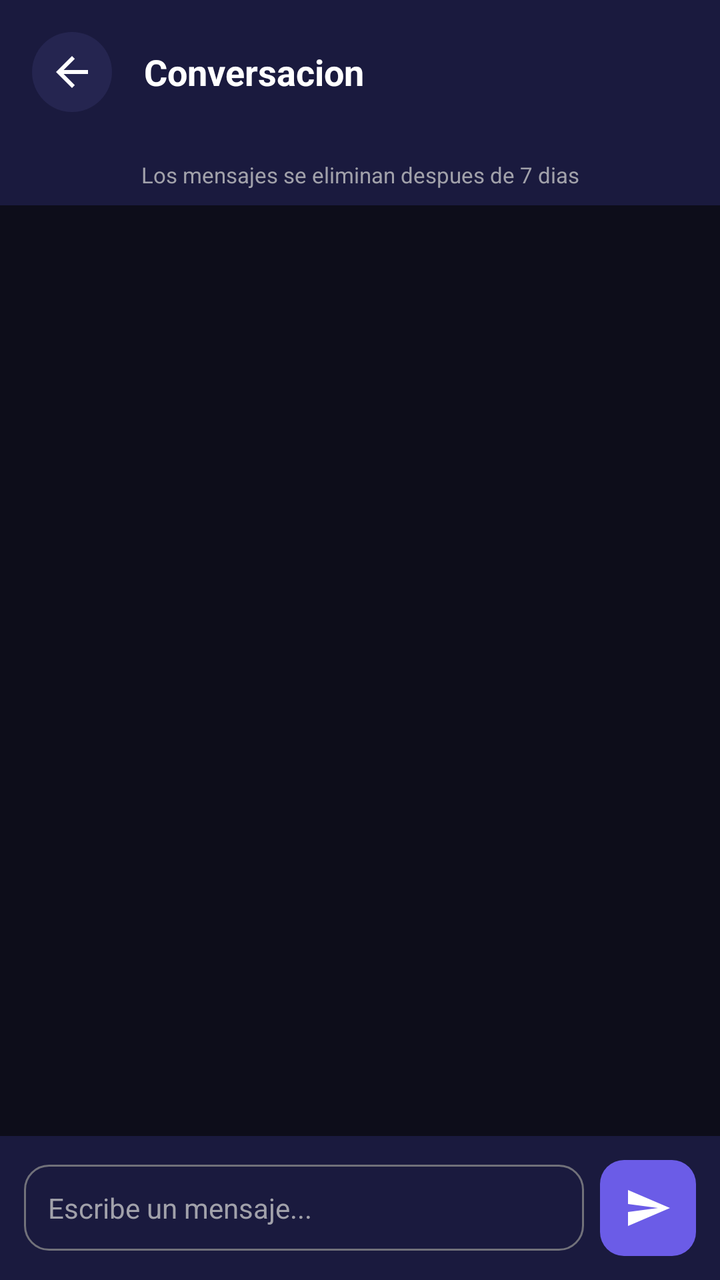
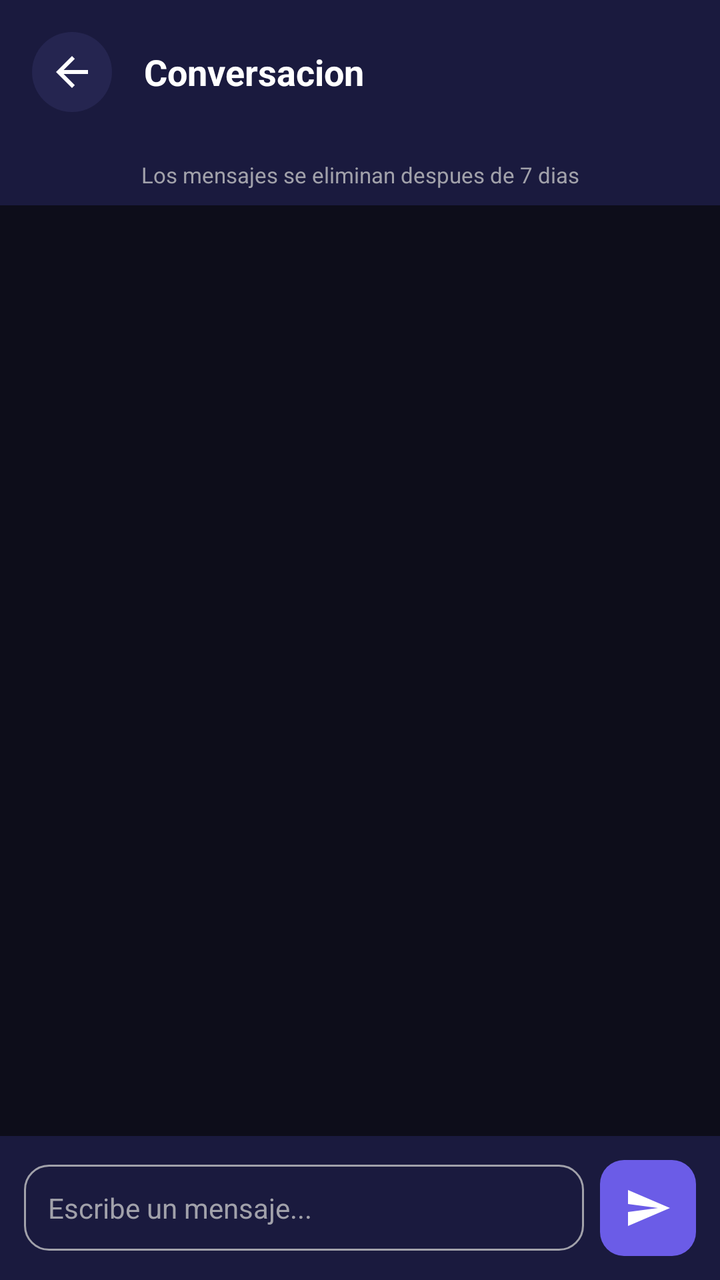

An Android layout rendered at two revisions. The XML below is the earlier revision; the diff shows what the commit changed to produce the second picture.
<!-- AndroidManifest.xml: activity theme Theme.GimnasioPro -->
<!-- res/layout/activity_conversacion.xml -->
<?xml version="1.0" encoding="utf-8"?>
<LinearLayout xmlns:android="http://schemas.android.com/apk/res/android"
    android:layout_width="match_parent"
    android:layout_height="match_parent"
    android:background="@color/dark_background"
    android:orientation="vertical">
    <LinearLayout
        android:layout_width="match_parent"
        android:layout_height="wrap_content"
        android:orientation="horizontal"
        android:gravity="center_vertical"
        android:padding="16dp"
        android:background="@color/card_background">
        <ImageButton
            android:id="@+id/btnBack"
            android:layout_width="40dp"
            android:layout_height="40dp"
            android:background="@drawable/bg_icon_circle"
            android:src="@drawable/ic_back"
            android:scaleType="centerInside"
            android:padding="8dp"
            android:contentDescription="Volver" />
        <TextView
            android:id="@+id/tvNombreOtro"
            android:layout_width="0dp"
            android:layout_height="wrap_content"
            android:layout_weight="1"
            android:layout_marginStart="16dp"
            android:text="Conversacion"
            android:textColor="@color/text_primary"
            android:textSize="18sp"
            android:textStyle="bold" />
    </LinearLayout>
    <TextView
        android:id="@+id/tvAvisoExpiracion"
        android:layout_width="match_parent"
        android:layout_height="wrap_content"
        android:text="Los mensajes se eliminan despues de 7 dias"
        android:textColor="@color/text_secondary"
        android:textSize="11sp"
        android:textAlignment="center"
        android:background="@color/card_background"
        android:paddingVertical="8dp" />
    <ProgressBar
        android:id="@+id/progressBar"
        android:layout_width="wrap_content"
        android:layout_height="wrap_content"
        android:layout_gravity="center"
        android:visibility="gone" />
    <LinearLayout
        android:id="@+id/layoutEmpty"
        android:layout_width="match_parent"
        android:layout_height="0dp"
        android:layout_weight="1"
        android:orientation="vertical"
        android:gravity="center"
        android:visibility="gone">
        <TextView
            android:layout_width="wrap_content"
            android:layout_height="wrap_content"
            android:text="Sin mensajes"
            android:textColor="@color/text_secondary"
            android:textSize="16sp" />
    </LinearLayout>
    <androidx.recyclerview.widget.RecyclerView
        android:id="@+id/recyclerMensajes"
        android:layout_width="match_parent"
        android:layout_height="0dp"
        android:layout_weight="1"
        android:padding="12dp" />
    <LinearLayout
        android:layout_width="match_parent"
        android:layout_height="wrap_content"
        android:orientation="horizontal"
        android:background="@color/card_background"
        android:padding="12dp"
        android:gravity="center_vertical">
        <EditText
            android:id="@+id/etMensaje"
            android:layout_width="0dp"
            android:layout_height="wrap_content"
            android:layout_weight="1"
            android:background="@drawable/bg_edit_text"
            android:hint="Escribe un mensaje..."
            android:textColorHint="@color/text_secondary"
            android:textColor="@color/text_primary"
            android:textSize="14sp"
            android:padding="12dp"
            android:maxLines="3" />
        <ImageButton
            android:id="@+id/btnEnviar"
            android:layout_width="48dp"
            android:layout_height="48dp"
            android:layout_marginStart="8dp"
            android:background="@drawable/bg_button_primary"
            android:src="@drawable/ic_send"
            android:scaleType="centerInside"
            android:padding="12dp"
            android:contentDescription="Enviar" />
    </LinearLayout>
</LinearLayout>
<!-- resources referenced by this layout -->
<resources>
  <color name="card_background">@color/card_dark</color>
  <color name="dark_background">#0D0D1A</color>
  <color name="text_primary">#FFFFFF</color>
  <color name="text_secondary">#A1A1AA</color>
  <!-- drawable bg_button_primary (drawable) -->
  <?xml version="1.0" encoding="utf-8"?>
  
  <shape xmlns:android="http://schemas.android.com/apk/res/android"
      android:shape="rectangle">
      <solid android:color="@color/accent_purple"/>
      <corners android:radius="12dp"/>
  </shape>
  <!-- drawable bg_edit_text (drawable) -->
  <?xml version="1.0" encoding="utf-8"?>
  
  <shape xmlns:android="http://schemas.android.com/apk/res/android"
      android:shape="rectangle">
      <solid android:color="@color/card_dark"/>
      <corners android:radius="12dp"/>
      <stroke
          android:width="1dp"
          android:color="@color/text_muted"/>
  </shape>
  <!-- drawable bg_icon_circle (drawable) -->
  <?xml version="1.0" encoding="utf-8"?>
  
  <shape xmlns:android="http://schemas.android.com/apk/res/android"
      android:shape="oval">
      <solid android:color="@color/card_dark_secondary" />
      <size android:width="48dp" android:height="48dp" />
  </shape>
  <!-- drawable ic_back (drawable) -->
  <vector xmlns:android="http://schemas.android.com/apk/res/android"
      android:width="24dp"
      android:height="24dp"
      android:viewportWidth="24"
      android:viewportHeight="24">
      <path
          android:fillColor="#FFFFFF"
          android:pathData="M20,11H7.83l5.59,-5.59L12,4l-8,8 8,8 1.41,-1.41L7.83,13H20v-2z"/>
  </vector>
  <!-- drawable ic_send (drawable) -->
  <?xml version="1.0" encoding="utf-8"?>
  <vector xmlns:android="http://schemas.android.com/apk/res/android"
      android:width="24dp"
      android:height="24dp"
      android:viewportWidth="24"
      android:viewportHeight="24">
      <path
          android:fillColor="#FFFFFF"
          android:pathData="M2.01,21L23,12 2.01,3 2,10l15,2 -15,2z"/>
  </vector>
  <style name="Theme.GimnasioPro" parent="Theme.MaterialComponents.Light.NoActionBar">
          
          <item name="colorPrimary">@color/electric_green_button</item>
          <item name="colorPrimaryDark">@color/dark_green_background</item>
          <item name="colorAccent">@color/electric_green_button</item>
          <item name="colorOnPrimary">@color/text_on_button</item>
          <item name="android:windowBackground">@color/dark_green_background</item>
          <item name="android:statusBarColor">@color/dark_green_background</item>
          <item name="android:navigationBarColor">@color/dark_green_background</item>
          <item name="android:fitsSystemWindows">true</item>
      </style>
  <color name="card_dark">#1A1A3E</color>
  <color name="accent_purple">#6B5CE7</color>
  <color name="text_muted">#71717A</color>
  <color name="card_dark_secondary">#252550</color>
  <color name="electric_green_button">@color/accent_green</color>
  <color name="dark_green_background">@color/dark_background</color>
  <color name="text_on_button">#FF000000</color>
  <color name="accent_green">#4ADE80</color>
</resources>

<!-- the commit's change to res/layout/activity_conversacion.xml (unified diff, before → after) -->
@@ -2,7 +2,6 @@
 <LinearLayout xmlns:android="http://schemas.android.com/apk/res/android"
     android:layout_width="match_parent"
     android:layout_height="match_parent"
-    android:background="@color/dark_background"
     android:orientation="vertical">
     <LinearLayout
         android:layout_width="match_parent"
<!-- resource entries referenced after the edit -->
@@ -65,7 +65,7 @@
       </style>
   <color name="card_dark">#1A1A3E</color>
   <color name="accent_purple">#6B5CE7</color>
-  <color name="text_muted">#71717A</color>
+  <color name="text_muted">@color/text_secondary</color>
   <color name="card_dark_secondary">#252550</color>
   <color name="electric_green_button">@color/accent_green</color>
   <color name="dark_green_background">@color/dark_background</color>
